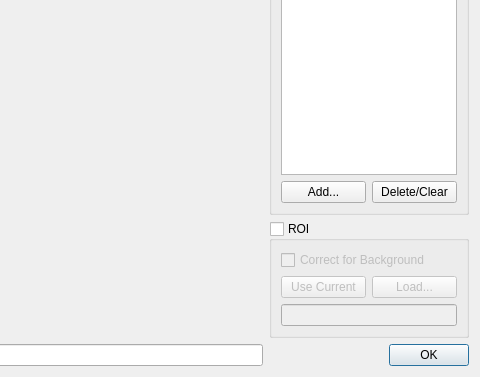
First picture: the form in custom/mira/src/cascade/ui/countsvsimagesdlg.ui, repository mlz-ictrl/nicos, before the edit; both pictures show x 314 to 794 and y 195 to 572 of the 794 by 572 pixel window.
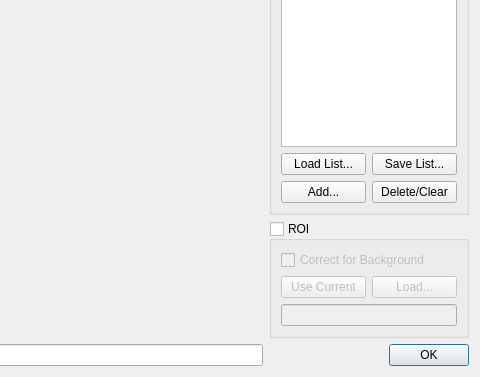
Second picture: the form after the edit. Custom widgets are drawn as their Qt base class.

Commit message: cascasde viewer: added loading/saving of file lists

```diff
--- a/custom/mira/src/cascade/ui/countsvsimagesdlg.ui
+++ b/custom/mira/src/cascade/ui/countsvsimagesdlg.ui
@@ -73,7 +73,7 @@
         </property>
        </widget>
       </item>
-      <item row="1" column="0">
+      <item row="2" column="0">
        <widget class="QPushButton" name="btnAdd">
         <property name="sizePolicy">
          <sizepolicy hsizetype="Preferred" vsizetype="Fixed">
@@ -86,7 +86,7 @@
         </property>
        </widget>
       </item>
-      <item row="1" column="1">
+      <item row="2" column="1">
        <widget class="QPushButton" name="btnDelete">
         <property name="sizePolicy">
          <sizepolicy hsizetype="Preferred" vsizetype="Fixed">
@@ -99,6 +99,20 @@
         </property>
        </widget>
       </item>
+      <item row="1" column="0">
+       <widget class="QPushButton" name="btnLoad">
+        <property name="text">
+         <string>Load List...</string>
+        </property>
+       </widget>
+      </item>
+      <item row="1" column="1">
+       <widget class="QPushButton" name="btnSave">
+        <property name="text">
+         <string>Save List...</string>
+        </property>
+       </widget>
+      </item>
      </layout>
     </widget>
    </item>
```
The commit also changes 6 other files.
